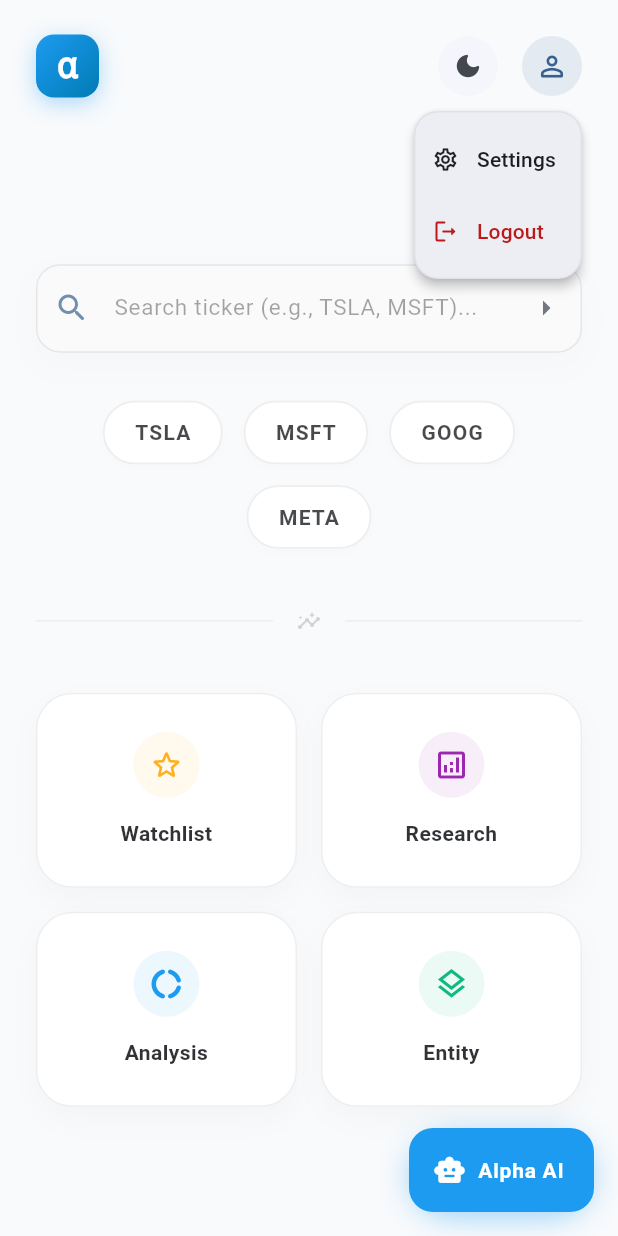
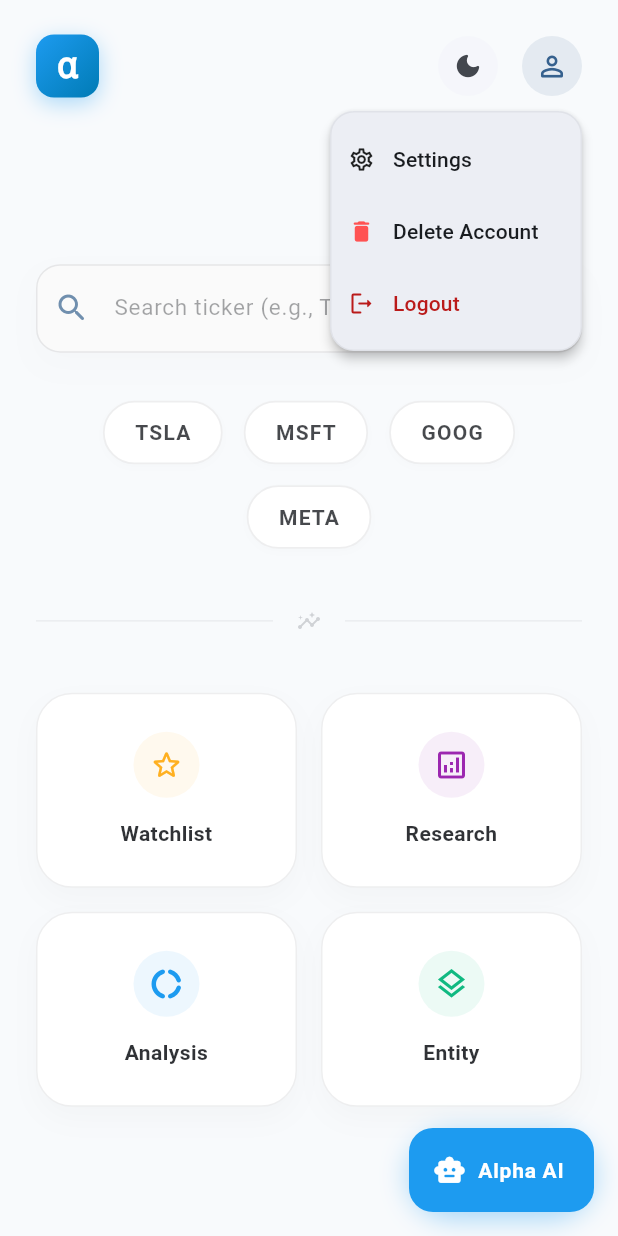
Before and after one commit to manojbhatta500/alphalens-fend, a Flutter app: the Dashboard screen opened by its route, after a tap on the "person outline" icon, on a phone screen of 412 x 824 dp. Run offline on Flutter 3.47's test engine with Material 3 defaults, Android fonts, the phone set to English and light mode, and no system bars; our stand-ins replace bloc, dio, flutter_bloc, flutter_secure_storage; accounts and stored records are empty.

Commit message:
added user account deletation option

```diff
--- /dev/null
+++ b/lib/blocs/delete_account/delete_account_cubit.dart
@@ -0,0 +1,30 @@
+import 'package:alphalens_fend/data/repositories/auth/auth_repository.dart';
+import 'package:alphalens_fend/utils/token_storage.dart';
+import 'package:bloc/bloc.dart';
+import 'package:meta/meta.dart';
+
+part 'delete_account_state.dart';
+
+class DeleteAccountCubit extends Cubit<DeleteAccountState> {
+
+  final AuthRepository _authRepository;
+
+  DeleteAccountCubit(this._authRepository) : super(DeleteAccountInitial());
+
+
+   Future<void> deleteAccount() async {
+    emit(DeleteAccountLoading());
+    try {
+      final success = await _authRepository.deleteAccount();
+      if (success) {
+        await TokenStorage.deleteToken();
+        emit(DeleteAccountSuccess());
+      } else {
+        emit(DeleteAccountFailure('Account deletion failed. Please try again.'));
+      }
+    } catch (e) {
+  emit(DeleteAccountFailure(e.toString().replaceFirst('Exception: ', '')));
+    }
+  }
+
+}
--- /dev/null
+++ b/lib/blocs/delete_account/delete_account_state.dart
@@ -0,0 +1,18 @@
+part of 'delete_account_cubit.dart';
+
+@immutable
+sealed class DeleteAccountState {}
+
+final class DeleteAccountInitial extends DeleteAccountState {}
+
+
+final class DeleteAccountLoading extends DeleteAccountState {}
+
+
+final class DeleteAccountSuccess extends DeleteAccountState {}
+
+final class DeleteAccountFailure extends DeleteAccountState {
+  final String message;
+
+  DeleteAccountFailure(this.message);
+}
--- a/lib/main.dart
+++ b/lib/main.dart
@@ -1,5 +1,6 @@
 import 'package:alphalens_fend/blocs/Extract_entity/extract_entity_cubit.dart';
 import 'package:alphalens_fend/blocs/company/company_cubit.dart';
+import 'package:alphalens_fend/blocs/delete_account/delete_account_cubit.dart';
 import 'package:alphalens_fend/blocs/login/login_cubit.dart';
 import 'package:alphalens_fend/blocs/otp/otp_cubit.dart';
 import 'package:alphalens_fend/data/repositories/auth/auth_repository.dart';
@@ -75,6 +76,11 @@ class AlphaLensApp extends StatelessWidget {
             RepositoryProvider.of<AuthRepository>(context),
           ),
         ),
+         BlocProvider<DeleteAccountCubit>(
+          create: (context) => DeleteAccountCubit(
+            RepositoryProvider.of<AuthRepository>(context),
+          ),
+        ),
            BlocProvider<CompanyCubit>(
           create: (context) => CompanyCubit(
             RepositoryProvider.of<CompanyRepository>(context),
--- a/lib/ui/dashboard/dashboard.dart
+++ b/lib/ui/dashboard/dashboard.dart
@@ -1,5 +1,6 @@
 import 'package:alphalens_fend/blocs/theme/theme_cubit.dart';
 import 'package:alphalens_fend/ui/company/company.dart';
+import 'package:alphalens_fend/ui/dashboard/widgets/profile_menu_button.dart';
 import 'package:alphalens_fend/utils/token_storage.dart';
 import 'package:alphalens_fend/utils/utils.dart';
 import 'package:flutter/material.dart';
@@ -173,56 +174,7 @@ class Dashboard extends StatelessWidget {
       onPressed: () => context.read<ThemeCubit>().toggleTheme(),
     ),
     const SizedBox(width: 12),
-
-                          // Interactive Profile Anchor
-                          PopupMenuButton<String>(
-                            onSelected: (value) {},
-                            shape: RoundedRectangleBorder(
-                              borderRadius: BorderRadius.circular(16),
-                              side: BorderSide(color: theme.colorScheme.outline.withOpacity(0.1)),
-                            ),
-                            offset: const Offset(0, 50),
-                            child: CircleAvatar(
-                              radius: 20,
-                              backgroundColor: theme.colorScheme.primary.withOpacity(0.1),
-                              child: Icon(
-                                Icons.person_outline_rounded,
-                                size: 22,
-                                color: theme.colorScheme.primary,
-                              ),
-                            ),
-                            itemBuilder: (BuildContext context) => [
-                              const PopupMenuItem(
-                                value: 'settings',
-                                child: Row(
-                                  children: [
-                                    Icon(Icons.settings_outlined, size: 18),
-                                    SizedBox(width: 12),
-                                    Text('Settings', style: TextStyle(fontWeight: FontWeight.w500)),
-                                  ],
-                                ),
-                              ),
-                              PopupMenuItem(
-                                value: 'logout',
-                                onTap: () async {
-                                  try {
-                                    await TokenStorage.deleteToken();
-                                    Navigator.pushReplacementNamed(context, '/');
-                                  } catch (e) {
-                                    print("Error occurred while deleting token: $e");
-                                    showFeedback(context, "Error occurred while logging out.", Colors.redAccent);
-                                  }
-                                },
-                                child: Row(
-                                  children: [
-                                    Icon(Icons.logout_rounded, size: 18, color: theme.colorScheme.error),
-                                    const SizedBox(width: 12),
-                                    Text('Logout', style: TextStyle(color: theme.colorScheme.error, fontWeight: FontWeight.w500)),
-                                  ],
-                                ),
-                              ),
-                            ],
-                          ),
+    const ProfileMenuButton(),
   ],
 ),
                     ],
--- /dev/null
+++ b/lib/ui/dashboard/widgets/profile_menu_button.dart
@@ -0,0 +1,87 @@
+import 'package:alphalens_fend/blocs/delete_account/delete_account_cubit.dart';
+import 'package:alphalens_fend/utils/token_storage.dart';
+import 'package:alphalens_fend/utils/utils.dart';
+import 'package:flutter/material.dart';
+import 'package:flutter/widgets.dart';
+import 'package:flutter_bloc/flutter_bloc.dart';
+
+class ProfileMenuButton extends StatelessWidget {
+  const ProfileMenuButton({super.key});
+
+  @override
+  Widget build(BuildContext context) {
+    final theme = Theme.of(context);
+
+    return BlocListener<DeleteAccountCubit, DeleteAccountState>(
+      listener: (context, state) {
+        if (state is DeleteAccountSuccess) {
+          Navigator.pushReplacementNamed(context, '/');
+
+        } else if (state is DeleteAccountFailure) {
+          showFeedback(context, state.message, Colors.redAccent);
+        }
+      },
+      child: PopupMenuButton<String>(
+        onSelected: (value) {},
+        shape: RoundedRectangleBorder(
+          borderRadius: BorderRadius.circular(16),
+          side: BorderSide(color: theme.colorScheme.outline.withOpacity(0.1)),
+        ),
+        offset: const Offset(0, 50),
+        child: CircleAvatar(
+          radius: 20,
+          backgroundColor: theme.colorScheme.primary.withOpacity(0.1),
+          child: Icon(
+            Icons.person_outline_rounded,
+            size: 22,
+            color: theme.colorScheme.primary,
+          ),
+        ),
+        itemBuilder: (BuildContext context) => [
+          const PopupMenuItem(
+            value: 'settings',
+            child: Row(
+              children: [
+                Icon(Icons.settings_outlined, size: 18),
+                SizedBox(width: 12),
+                Text('Settings', style: TextStyle(fontWeight: FontWeight.w500)),
+              ],
+            ),
+          ),
+          PopupMenuItem(
+            value: 'Delete Account',
+            onTap: () {
+              context.read<DeleteAccountCubit>().deleteAccount();
+            },
+            child: Row(
+              children: [
+                Icon(Icons.delete_rounded, size: 18, color: Colors.redAccent),
+                SizedBox(width: 12),
+                Text('Delete Account', style: TextStyle(fontWeight: FontWeight.w500)),
+              ],
+            ),
+          ),
+          PopupMenuItem(
+            value: 'logout',
+            onTap: () async {
+              try {
+                await TokenStorage.deleteToken();
+                Navigator.pushReplacementNamed(context, '/');
+              } catch (e) {
+                print("Error occurred while deleting token: $e");
+                showFeedback(context, "Error occurred while logging out.", Colors.redAccent);
+              }
+            },
+            child: Row(
+              children: [
+                Icon(Icons.logout_rounded, size: 18, color: theme.colorScheme.error),
+                const SizedBox(width: 12),
+                Text('Logout', style: TextStyle(color: theme.colorScheme.error, fontWeight: FontWeight.w500)),
+              ],
+            ),
+          ),
+        ],
+      ),
+    );
+  }
+}
--- a/lib/utils/endpoint.dart
+++ b/lib/utils/endpoint.dart
@@ -1,4 +1,6 @@
-//String baseUrl = 'http://localhost:8000';
 
+// for digital ocean server
+const String baseUrl = 'http://142.93.46.74:8000';
 
-String baseUrl = "http://10.120.174.226:8000";
+// for local development
+  const String localBaseUrl = 'http://localhost:8000';
```
Also changed, not shown: lib/data/repositories/auth/auth_repository.dart (+42 -1 lines), lib/ui/landing/widgets/OverviewMobileView.dart (+8 -0 lines). Lines whose indentation alone changed are shown as unchanged.
